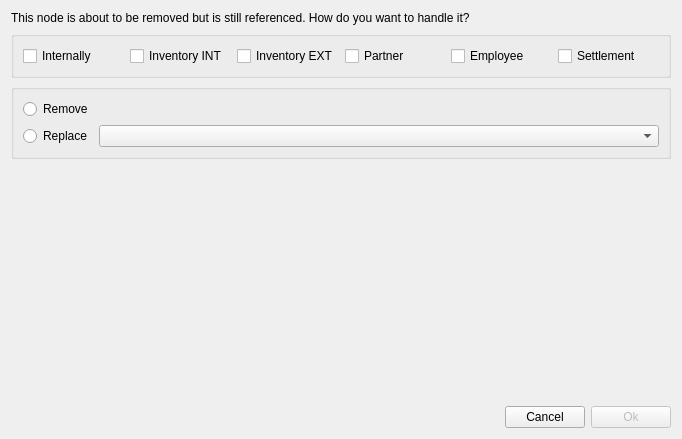
First picture: the form in dialog/removenode/leafremovedialog.ui, repository ytxerp/ytx-client, before the edit.
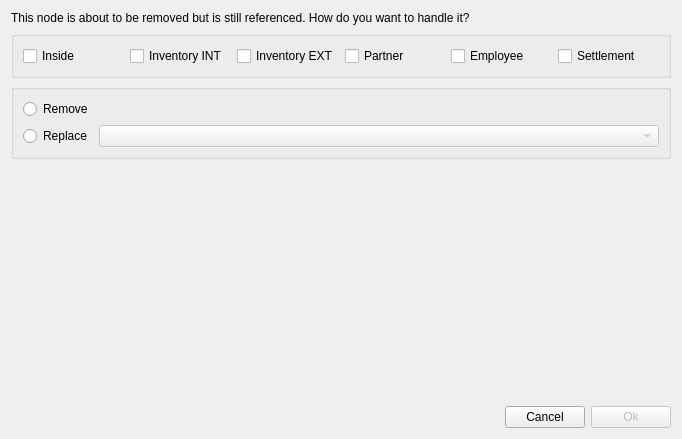
Second picture: the form after the edit. Custom widgets are drawn as their Qt base class.

Patch:
```diff
--- a/dialog/removenode/leafremovedialog.ui
+++ b/dialog/removenode/leafremovedialog.ui
@@ -99,7 +99,11 @@
        </widget>
       </item>
       <item row="1" column="1">
-       <widget class="ComboBox" name="comboBox"/>
+       <widget class="ComboBox" name="comboBox">
+        <property name="enabled">
+         <bool>false</bool>
+        </property>
+       </widget>
       </item>
      </layout>
     </widget>
@@ -113,7 +117,7 @@
          <string>Referenced by “Linked Node” in its own section.</string>
         </property>
         <property name="text">
-         <string>Internally</string>
+         <string>Inside</string>
         </property>
        </widget>
       </item>
```
Left out of the diff: 6 changed lines with no effect on the pictures.
